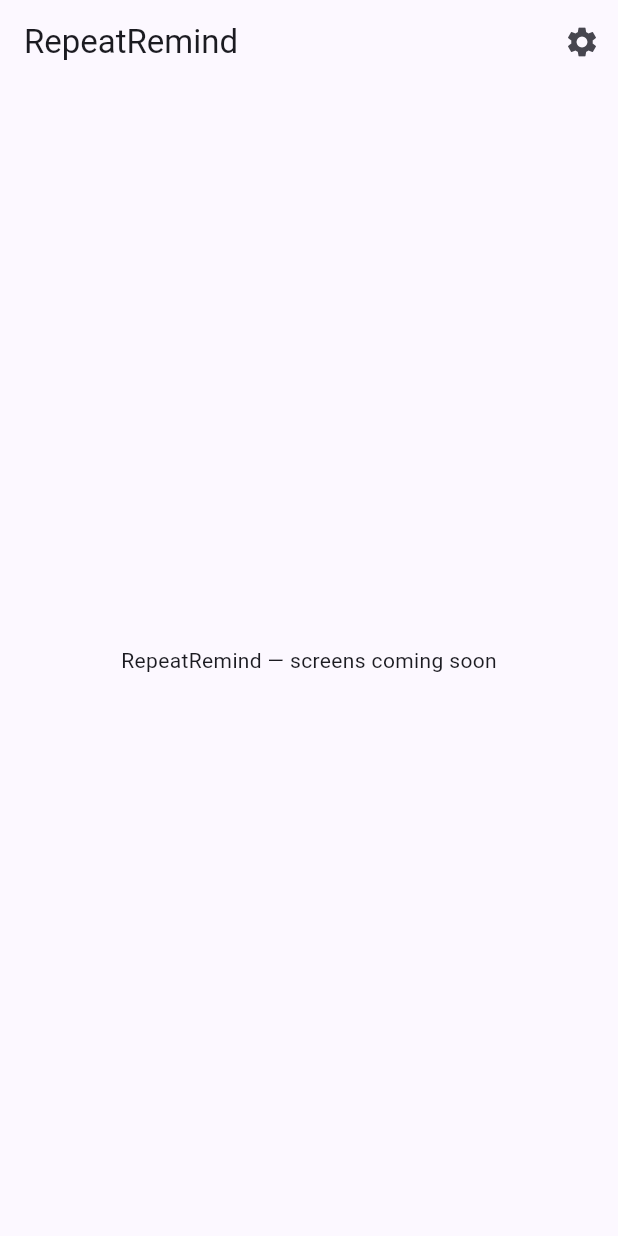
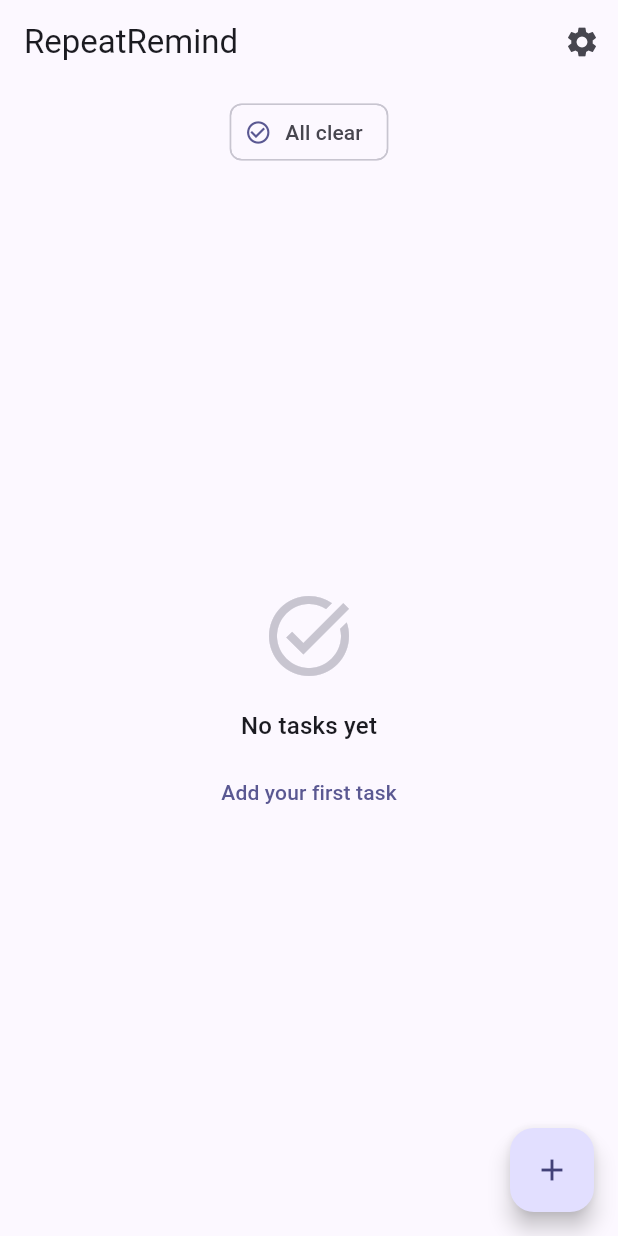
Before and after one commit to szenyewET/RepeatRemind, a Flutter app: the screen it shows after launch, on a phone screen of 412 x 824 dp. Run offline on Flutter 3.47's test engine with Material 3 defaults, Android fonts, the phone set to English and light mode, and no system bars; our stand-ins replace flutter_local_notifications, flutter_riverpod, hive, hive_flutter, shared_preferences, timezone; accounts and stored records are empty; generated files the repository leaves out were written again.

Commit message:
feat: home screen with task sections, task card, right-swipe done, Android permission wiring

```diff
--- a/lib/main.dart
+++ b/lib/main.dart
@@ -9,7 +9,7 @@ import 'models/interval.dart';
 import 'models/task.dart';
 import 'providers/settings_provider.dart';
 import 'providers/task_provider.dart';
-import 'screens/settings_screen.dart';
+import 'screens/home_screen.dart';
 
 Future<void> main() async {
   WidgetsFlutterBinding.ensureInitialized();
@@ -89,23 +89,7 @@ class _RepeatRemindAppState extends ConsumerState<RepeatRemindApp>
         ),
       ),
       themeMode: ref.watch(themeModeProvider),
-      home: Scaffold(
-        appBar: AppBar(
-          title: const Text('RepeatRemind'),
-          actions: [
-            IconButton(
-              icon: const Icon(Icons.settings),
-              tooltip: 'Settings',
-              onPressed: () {
-                Navigator.of(context).push(
-                  MaterialPageRoute(builder: (_) => const SettingsScreen()),
-                );
-              },
-            ),
-          ],
-        ),
-        body: const Center(child: Text('RepeatRemind — screens coming soon')),
-      ),
+      home: const HomeScreen(),
     );
   }
 }
--- /dev/null
+++ b/lib/screens/home_screen.dart
@@ -0,0 +1,226 @@
+import 'package:flutter/material.dart';
+import 'package:flutter_riverpod/flutter_riverpod.dart';
+import 'package:shared_preferences/shared_preferences.dart';
+
+import '../providers/task_provider.dart';
+import 'add_task_screen.dart';
+import 'settings_screen.dart';
+import '../widgets/task_card.dart';
+
+class HomeScreen extends ConsumerStatefulWidget {
+  const HomeScreen({super.key});
+
+  @override
+  ConsumerState<HomeScreen> createState() => _HomeScreenState();
+}
+
+class _HomeScreenState extends ConsumerState<HomeScreen> {
+  bool _showPermissionBanner = false;
+
+  @override
+  void initState() {
+    super.initState();
+    WidgetsBinding.instance.addPostFrameCallback((_) async {
+      final prefs = await SharedPreferences.getInstance();
+      final alreadyAsked = prefs.getBool('notificationPermissionAsked') ?? false;
+      if (!alreadyAsked) {
+        await ref.read(notificationServiceProvider).requestPermission();
+        await prefs.setBool('notificationPermissionAsked', true);
+      }
+
+      // Check if permission was denied (stored by notification service or
+      // inferred from prior denial). We surface the banner if the key exists
+      // and is explicitly false.
+      final granted = prefs.getBool('notificationPermissionGranted');
+      if (granted == false && mounted) {
+        setState(() => _showPermissionBanner = true);
+      }
+    });
+  }
+
+  @override
+  Widget build(BuildContext context) {
+    final sectionsAsync = ref.watch(taskSectionsProvider);
+
+    return Scaffold(
+      appBar: AppBar(
+        title: const Text('RepeatRemind'),
+        actions: [
+          IconButton(
+            icon: const Icon(Icons.settings),
+            tooltip: 'Settings',
+            onPressed: () => Navigator.of(context).push(
+              MaterialPageRoute(builder: (_) => const SettingsScreen()),
+            ),
+          ),
+        ],
+      ),
+      body: sectionsAsync.when(
+        loading: () => const Center(child: CircularProgressIndicator()),
+        error: (e, _) => Center(child: Text('Error: $e')),
+        data: (sections) {
+          final bool allEmpty = sections.overdue.isEmpty &&
+              sections.dueSoon.isEmpty &&
+              sections.upcoming.isEmpty;
+
+          return Column(
+            crossAxisAlignment: CrossAxisAlignment.stretch,
+            children: [
+              // ── Summary chip ────────────────────────────────────────────
+              Padding(
+                padding:
+                    const EdgeInsets.symmetric(horizontal: 16, vertical: 8),
+                child: _SummaryChip(dueSoonCount: sections.dueSoon.length),
+              ),
+
+              // ── Notification permission banner ───────────────────────────
+              if (_showPermissionBanner)
+                _NotificationBanner(
+                  onDismiss: () =>
+                      setState(() => _showPermissionBanner = false),
+                ),
+
+              // ── Task sections or empty state ────────────────────────────
+              Expanded(
+                child: allEmpty
+                    ? _EmptyState(
+                        onAddTask: () => Navigator.of(context).push(
+                          MaterialPageRoute(
+                              builder: (_) => const AddTaskScreen()),
+                        ),
+                      )
+                    : ListView(
+                        children: [
+                          if (sections.overdue.isNotEmpty) ...[
+                            _SectionHeader(title: 'Overdue'),
+                            ...sections.overdue
+                                .map((t) => TaskCard(task: t)),
+                          ],
+                          if (sections.dueSoon.isNotEmpty) ...[
+                            _SectionHeader(title: 'Due Soon'),
+                            ...sections.dueSoon
+                                .map((t) => TaskCard(task: t)),
+                          ],
+                          if (sections.upcoming.isNotEmpty) ...[
+                            _SectionHeader(title: 'Upcoming'),
+                            ...sections.upcoming
+                                .map((t) => TaskCard(task: t)),
+                          ],
+                        ],
+                      ),
+              ),
+            ],
+          );
+        },
+      ),
+      floatingActionButton: FloatingActionButton(
+        onPressed: () => Navigator.of(context).push(
+          MaterialPageRoute(builder: (_) => const AddTaskScreen()),
+        ),
+        tooltip: 'Add task',
+        child: const Icon(Icons.add),
+      ),
+    );
+  }
+}
+
+// ── Supporting widgets ──────────────────────────────────────────────────────
+
+class _SummaryChip extends StatelessWidget {
+  final int dueSoonCount;
+
+  const _SummaryChip({required this.dueSoonCount});
+
+  @override
+  Widget build(BuildContext context) {
+    final label =
+        dueSoonCount == 0 ? 'All clear' : '$dueSoonCount due this week';
+    return Chip(
+      avatar: Icon(
+        dueSoonCount == 0 ? Icons.check_circle_outline : Icons.schedule,
+        size: 18,
+      ),
+      label: Text(label),
+    );
+  }
+}
+
+class _NotificationBanner extends StatelessWidget {
+  final VoidCallback onDismiss;
+
+  const _NotificationBanner({required this.onDismiss});
+
+  @override
+  Widget build(BuildContext context) {
+    return Container(
+      color: Colors.amber.shade100,
+      padding: const EdgeInsets.symmetric(horizontal: 16, vertical: 10),
+      child: Row(
+        children: [
+          const Icon(Icons.notifications_off_outlined, size: 20),
+          const SizedBox(width: 10),
+          const Expanded(
+            child: Text('Enable notifications to get reminders'),
+          ),
+          IconButton(
+            icon: const Icon(Icons.close, size: 18),
+            onPressed: onDismiss,
+            tooltip: 'Dismiss',
+          ),
+        ],
+      ),
+    );
+  }
+}
+
+class _SectionHeader extends StatelessWidget {
+  final String title;
+
+  const _SectionHeader({required this.title});
+
+  @override
+  Widget build(BuildContext context) {
+    return Padding(
+      padding: const EdgeInsets.fromLTRB(16, 16, 16, 4),
+      child: Text(
+        title,
+        style: Theme.of(context).textTheme.titleSmall?.copyWith(
+              color: Theme.of(context).colorScheme.primary,
+              fontWeight: FontWeight.bold,
+            ),
+      ),
+    );
+  }
+}
+
+class _EmptyState extends StatelessWidget {
+  final VoidCallback onAddTask;
+
+  const _EmptyState({required this.onAddTask});
+
+  @override
+  Widget build(BuildContext context) {
+    return Center(
+      child: Column(
+        mainAxisSize: MainAxisSize.min,
+        children: [
+          Icon(
+            Icons.task_alt,
+            size: 64,
+            color: Theme.of(context).colorScheme.outlineVariant,
+          ),
+          const SizedBox(height: 16),
+          Text(
+            'No tasks yet',
+            style: Theme.of(context).textTheme.titleMedium,
+          ),
+          const SizedBox(height: 8),
+          TextButton(
+            onPressed: onAddTask,
+            child: const Text('Add your first task'),
+          ),
+        ],
+      ),
+    );
+  }
+}
```
Also changed, not shown: lib/widgets/task_card.dart (added, +70 -0 lines), 2 other files.
